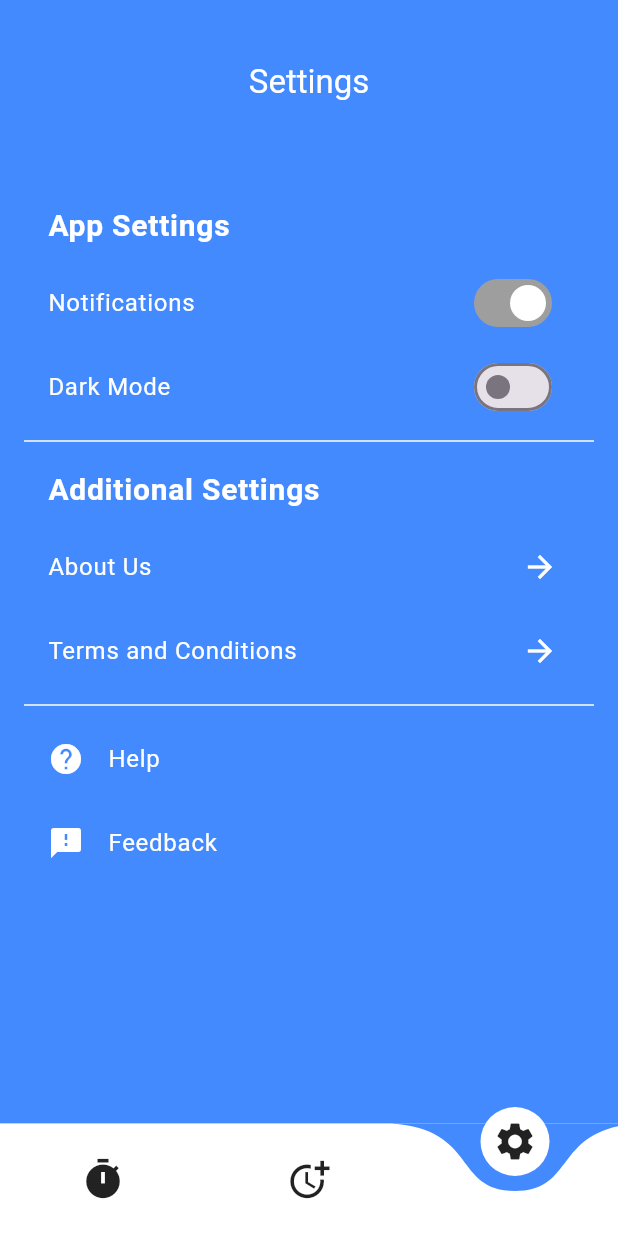
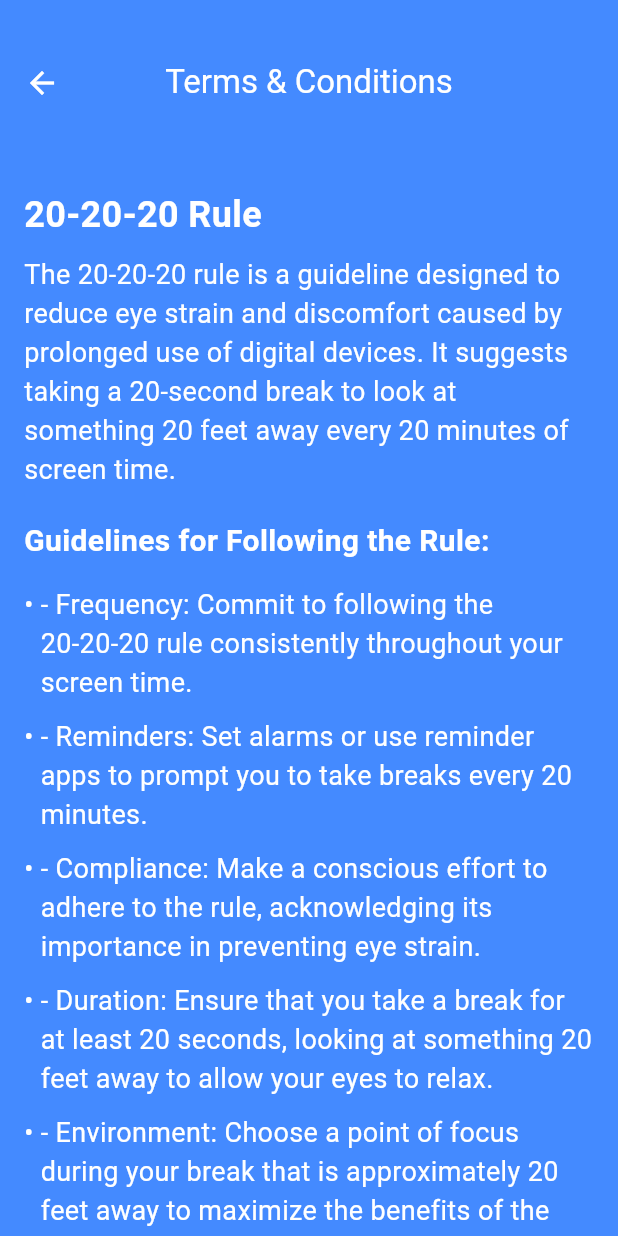
Before and after one commit to vigneshtpm/project, a Flutter app: the screen it shows after launch, item 3 of the bottom bar chosen, after a tap on "Terms and Conditions", on a phone screen of 412 x 824 dp. Run offline on Flutter 3.47's test engine with Material 3 defaults, Android fonts, the phone set to English and light mode, and no system bars; drawn by our look-alikes of curved_navigation_bar; our stand-ins replace flutter_local_notifications, just_audio, percent_indicator, permission_handler; statements that could not run were skipped.

Commit message:
5 commit

```diff
--- a/lib/Page3.dart
+++ b/lib/Page3.dart
@@ -1,4 +1,8 @@
 import 'package:flutter/material.dart';
+import 'package:project/Notification_service.dart';
+import 'about.dart';
+import 'terms.dart';
+import 'help.dart';
 
 
 class Page3 extends StatefulWidget {
@@ -7,8 +11,26 @@ class Page3 extends StatefulWidget {
 }
 
 class _Page3State extends State<Page3> {
-  bool notificationsEnabled = true;
+  bool notificationsEnabled = false;
   bool darkModeEnabled = false;
+  NotificationService notificationService = NotificationService();
+
+  @override
+  void initState() {
+    super.initState();
+    // Initialize notifications when the widget is created
+    notificationService.initNotification();
+  }
+  Future<void> handleNotificationsSwitch(bool value) async {
+    // Request notification permission
+    await notificationService.requestNotificationPermission();
+
+    setState(() {
+      notificationsEnabled = value;
+    });
+
+    // Add logic to handle enabling/disabling notifications
+  }
 
   @override
   Widget build(BuildContext context) {
@@ -47,10 +69,7 @@ class _Page3State extends State<Page3> {
               trailing: Switch(
                 value: notificationsEnabled,
                 onChanged: (value) {
-                  setState(() {
-                    notificationsEnabled = value;
-                  });
-                  // Add logic to handle enabling/disabling notifications
+                  handleNotificationsSwitch(value);// Add logic to handle enabling/disabling notifications
                 },
                 activeTrackColor: Colors.grey,
                 activeColor: Colors.white,
@@ -80,7 +99,7 @@ class _Page3State extends State<Page3> {
             ),
             ListTile(
               title: Text(
-                'Additional Settings',
+                'More',
                 style: TextStyle(
                   color: Colors.white,
                   fontSize: 20.0,
@@ -97,12 +116,14 @@ class _Page3State extends State<Page3> {
                     style: TextStyle(color: Colors.white),
                   ),
                   Spacer(),
-                  Icon(Icons.arrow_forward, color: Colors.white),
+
                 ],
               ),
               onTap: () {
-                // Navigate to About Us page
-                // You can use Navigator.push to navigate to the desired page
+                Navigator.push(
+                    context,
+                    MaterialPageRoute(
+                        builder: (context)=> AboutUsPage()));
               },
             ),
             ListTile(
@@ -113,12 +134,12 @@ class _Page3State extends State<Page3> {
                     style: TextStyle(color: Colors.white),
                   ),
                   Spacer(),
-                  Icon(Icons.arrow_forward, color: Colors.white),
+
                 ],
               ),
               onTap: () {
-                // Navigate to Terms and Conditions page
-                // You can use Navigator.push to navigate to the desired page
+                Navigator.push(context, MaterialPageRoute(builder: (context)=> Terms()));
+
               },
             ),
             Divider(
@@ -137,14 +158,20 @@ class _Page3State extends State<Page3> {
                 ],
               ),
               onTap: () {
-                // Add logic to handle the Help action
-                // For example, show a help dialog or navigate to a help page
+                Navigator.push(
+                    context,
+                    MaterialPageRoute(
+                        builder: (context)=> Help()));
               },
             ),
 
             // Feedback ListTile with an icon
-            ListTile(
-              title: Row(
+            ExpansionTile(
+              title: Container(
+                decoration: BoxDecoration(
+
+                ),
+                child: Row(
                   children: [
                     Icon(Icons.feedback, color: Colors.white), // Feedback icon
                     SizedBox(width: 16.0),
@@ -154,10 +181,36 @@ class _Page3State extends State<Page3> {
                     ),
                   ],
                 ),
-              onTap: () {
-                // Add logic to handle the Feedback action
-                // For example, show a feedback form or navigate to a feedback page
-              },
+              ),
+              trailing: Icon(
+                Icons.keyboard_arrow_down, // You can use a different arrow icon if needed
+                color: Colors.blueAccent, // Set the arrow color to white
+              ),
+              backgroundColor: Colors.blueAccent, // Set the background color when the ExpansionTile is activated
+              children: [
+                // Add your feedback information here
+                Container(
+
+                  child: Column(
+                    crossAxisAlignment: CrossAxisAlignment.stretch,
+                    children: [
+                      Padding(
+                        padding: EdgeInsets.all(16.0),
+                        child: Row(
+                          children: [
+                            Icon(Icons.email, color: Colors.white), // Email icon
+                            SizedBox(width: 16.0),
+                            Text(
+                              'vigneshwaranrk2@gmail.com',
+                              style: TextStyle(color: Colors.white),
+                            ),
+                          ],
+                        ),
+                      ),
+                    ],
+                  ),
+                ),
+              ],
             ),
           ],
         ),
--- /dev/null
+++ b/lib/terms.dart
@@ -0,0 +1,94 @@
+// terms_and_conditions.dart
+
+import 'package:flutter/material.dart';
+
+class Terms extends StatelessWidget {
+  @override
+  Widget build(BuildContext context) {
+    return Scaffold(
+      backgroundColor: Colors.blueAccent,
+      appBar: AppBar(
+        leading: IconButton(
+          icon: Icon(Icons.arrow_back, color: Colors.white),
+          onPressed: () {
+            Navigator.pop(context);
+          },
+        ),
+        title: const Text(
+          'Terms & Conditions',
+          style: TextStyle(color: Colors.white),
+        ),
+        centerTitle: true,
+        backgroundColor: Colors.blueAccent,
+        toolbarHeight: 110.0,
+      ),
+      body: SingleChildScrollView(
+        physics: BouncingScrollPhysics(), // or ClampingScrollPhysics()
+        child: Padding(
+          padding: const EdgeInsets.all(16.0),
+          child: Column(
+            crossAxisAlignment: CrossAxisAlignment.start,
+            children: [
+              Text(
+                '20-20-20 Rule',
+                style: TextStyle(
+                  fontSize: 24.0,
+                  fontWeight: FontWeight.bold,
+                  color: Colors.white,
+                ),
+              ),
+              SizedBox(height: 10.0),
+              Text(
+                'The 20-20-20 rule is a guideline designed to reduce eye strain and discomfort caused by prolonged use of digital devices. It suggests taking a 20-second break to look at something 20 feet away every 20 minutes of screen time.',
+                style: TextStyle(fontSize: 18.0, color: Colors.white),
+              ),
+              SizedBox(height: 20.0),
+              Text(
+                'Guidelines for Following the Rule:',
+                style: TextStyle(
+                  fontSize: 20.0,
+                  fontWeight: FontWeight.bold,
+                  color: Colors.white,
+                ),
+              ),
+              SizedBox(height: 10.0),
+              buildBulletPoint('- Frequency: Commit to following the 20-20-20 rule consistently throughout your screen time.'),
+              buildBulletPoint('- Reminders: Set alarms or use reminder apps to prompt you to take breaks every 20 minutes.'),
+              buildBulletPoint('- Compliance: Make a conscious effort to adhere to the rule, acknowledging its importance in preventing eye strain.'),
+              buildBulletPoint('- Duration: Ensure that you take a break for at least 20 seconds, looking at something 20 feet away to allow your eyes to relax.'),
+              buildBulletPoint('- Environment: Choose a point of focus during your break that is approximately 20 feet away to maximize the benefits of the rule.'),
+              buildBulletPoint('- Consistency: Apply the 20-20-20 rule across various devices, such as computers, tablets, and smartphones.'),
+              buildBulletPoint('- Adjustments: Modify the rule based on your specific needs, considering factors like the nature of your work, screen brightness, and ambient lighting.'),
+              SizedBox(height: 20.0),
+              Text(
+                'Remember, the 20-20-20 rule is a guideline rather than a strict set of terms and conditions. Adjust it to suit your individual preferences and work habits, but the key is to incorporate regular breaks to alleviate eye strain associated with prolonged screen use.',
+                style: TextStyle(fontSize: 18.0, color: Colors.white),
+              ),
+            ],
+          ),
+        ),
+      ),
+    );
+  }
+
+  Widget buildBulletPoint(String text) {
+    return Padding(
+      padding: EdgeInsets.symmetric(vertical: 5.0),
+      child: Row(
+        crossAxisAlignment: CrossAxisAlignment.start,
+        children: [
+          Text(
+            '• ',
+            style: TextStyle(fontSize: 18.0, color: Colors.white),
+          ),
+          Flexible(
+            child: Text(
+              text,
+              style: TextStyle(fontSize: 18.0, color: Colors.white),
+            ),
+          ),
+        ],
+      ),
+    );
+  }
+}
--- a/pubspec.yaml
+++ b/pubspec.yaml
@@ -40,9 +40,10 @@ dependencies:
   flutter_launcher_icons: ^0.13.1
   just_audio: ^0.9.36
   provider: ^6.1.1
-  awesome_notifications: ^0.9.2
   flutter_local_notifications: ^16.3.2
   permission_handler: ^11.2.0
+  url_launcher: ^6.2.4
+  font_awesome_flutter: ^10.7.0
 
 
 
```
Also changed, not shown: lib/Notification_service.dart (+20 -3 lines), lib/about.dart (added, +55 -0 lines), lib/help.dart (added, +132 -0 lines), pubspec.lock, 7 other files. Lines whose indentation alone changed are shown as unchanged.
